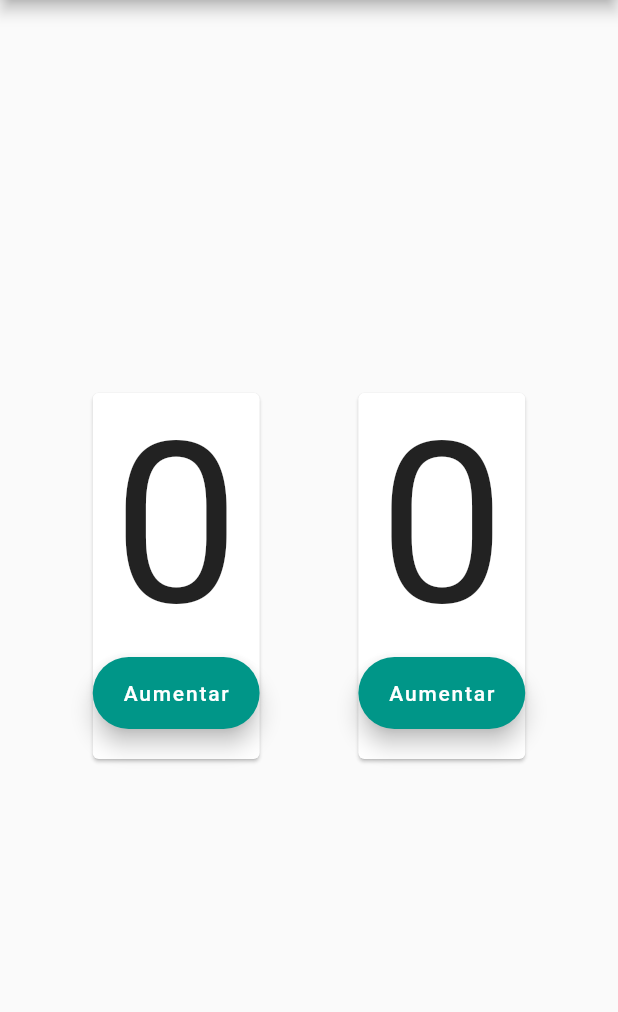
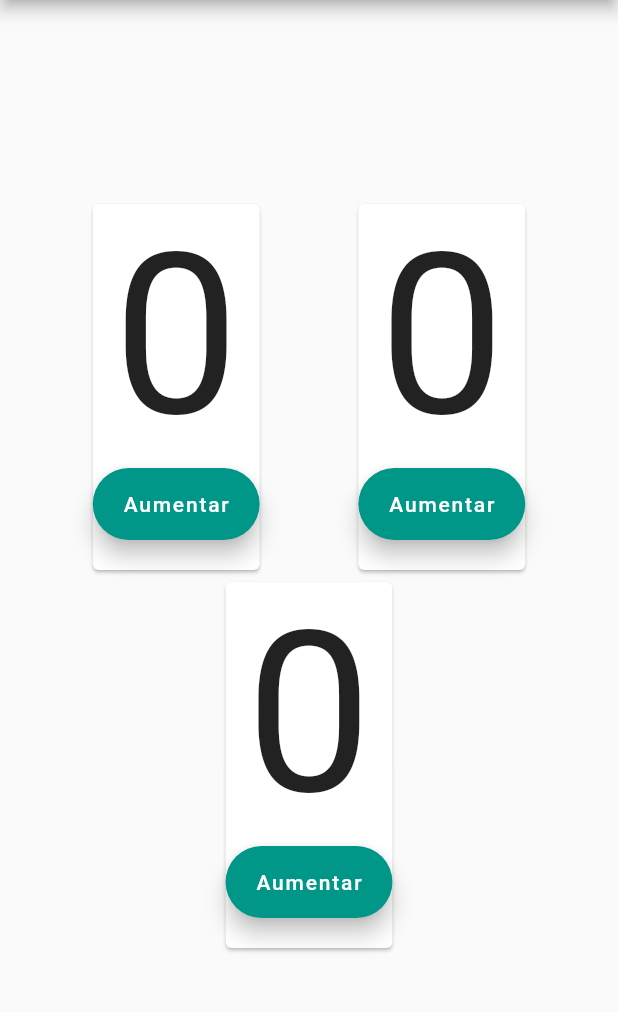
Before and after one commit to JOSEHPGAMEPLAY/Counter-JHVJ-PM2, a Flutter app: the screen it shows after launch, on a phone screen of 412 x 824 dp, the part 84-1096 px from its top. Run offline on Flutter 3.47's test engine with Material 2 defaults, Android fonts, the phone set to English and light mode, and no system bars.

Commit message:
Creacion de la tercera card

```diff
--- a/lib/main.dart
+++ b/lib/main.dart
@@ -75,7 +75,25 @@
             Row(
               mainAxisAlignment: MainAxisAlignment.spaceEvenly,
               children: [
-
+                Card(
+                      semanticContainer: true,
+                      child: Column(
+                        children: [
+                          Text(
+                            '$three',
+                            style: const TextStyle(fontSize: 150),
+                          ),
+                          FloatingActionButton.extended(
+                            backgroundColor: Colors.teal,
+                            onPressed: () {
+                              setState(() => three++);
+                            },
+                            label: const Text('Aumentar'),
+                          ),
+                          const Padding(padding: EdgeInsets.all(10))
+                        ],
+                      ),
+                    ),
               ],)
           ],
         ),
```
